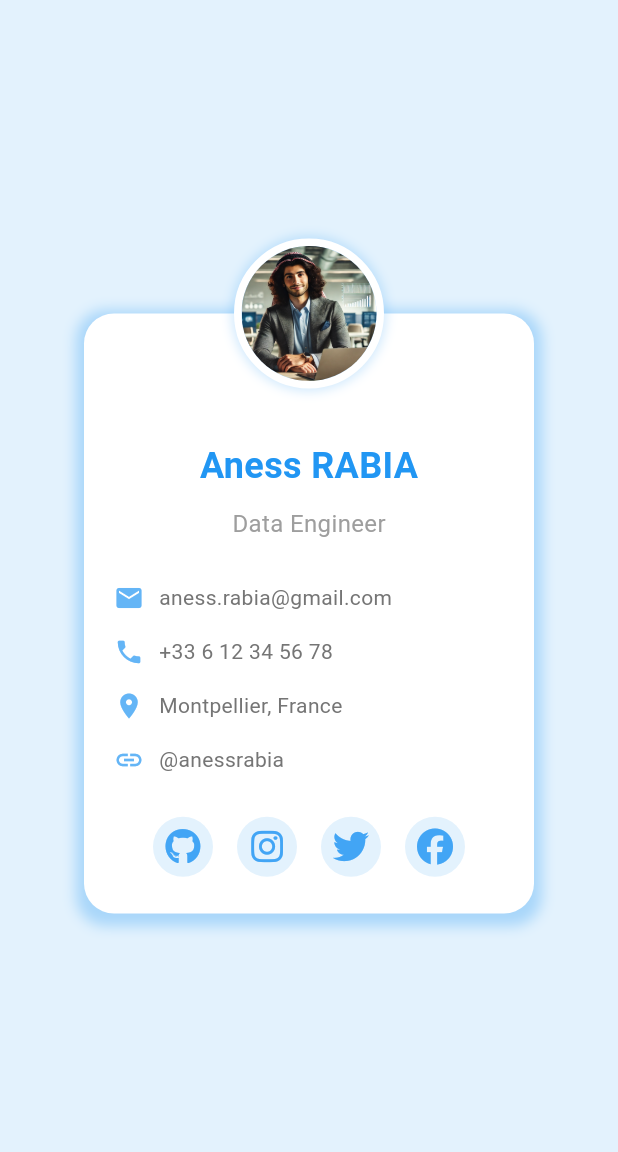
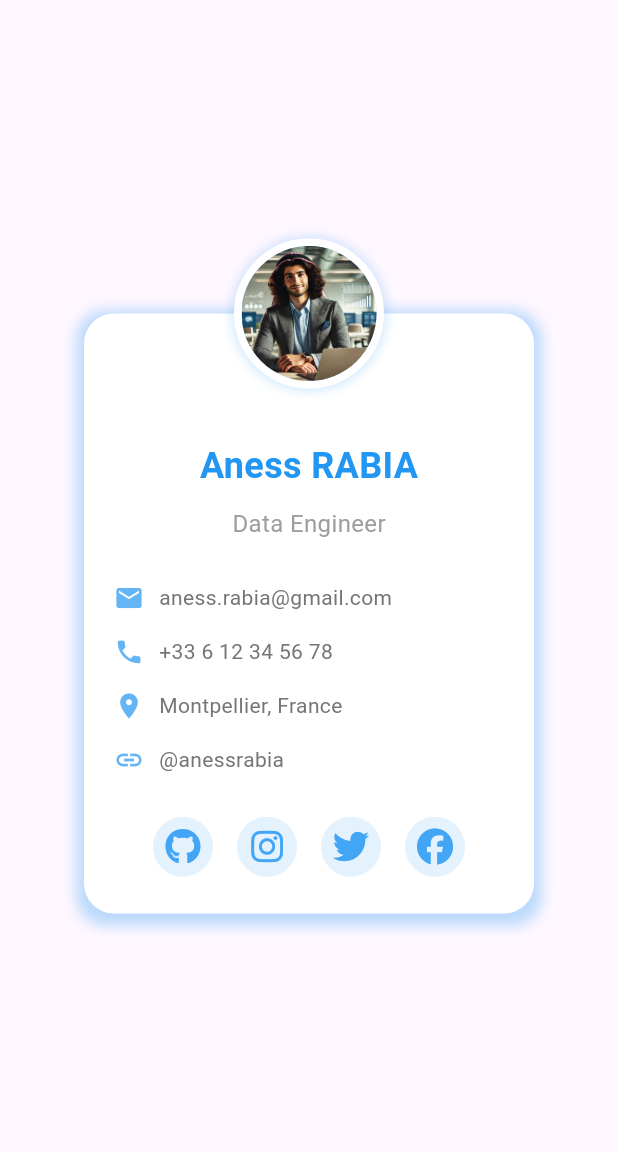
Before and after one commit to anessrb/TP1_Dart, a Flutter app: the screen it shows after launch, on a phone screen of 412 x 824 dp, the part 84-1236 px from its top. Run offline on Flutter 3.47's test engine with Material 3 defaults, Android fonts, the phone set to English and light mode, and no system bars; our stand-ins replace font_awesome_flutter.

```diff
--- a/profile/lib/main.dart
+++ b/profile/lib/main.dart
@@ -1,5 +1,6 @@
 import 'package:flutter/material.dart';
-import 'package:font_awesome_flutter/font_awesome_flutter.dart';
+import 'profile_page.dart'; // Import de la page de profil
+import 'quiz_page.dart'; // Import de la page du quiz
 
 void main() => runApp(const MyApp());
 
@@ -9,163 +10,17 @@ class MyApp extends StatelessWidget {
   @override
   Widget build(BuildContext context) {
     return MaterialApp(
-      title: 'Profile Card',
+      title: 'Flutter Demo',
       theme: ThemeData(
         primarySwatch: Colors.blue,
-        scaffoldBackgroundColor: Colors.blue[50],
       ),
-      home: const ProfileHomePage(),
+      home: const ProfileHomePage(), // Page par défaut
+      routes: {
+        '/profile': (context) =>
+            const ProfileHomePage(), // Route vers la page de profil
+        '/quiz': (context) =>
+            const QuizPage(title: 'Quiz Flutter'), // Route vers la page du quiz
+      },
     );
   }
 }
-
-class ProfileHomePage extends StatelessWidget {
-  const ProfileHomePage({Key? key}) : super(key: key);
-
-  @override
-  Widget build(BuildContext context) {
-    return Scaffold(
-      appBar: AppBar(
-        title: const Text("Profile Card"),
-        centerTitle: false,
-        backgroundColor: Colors.blue[700],
-      ),
-      body: Container(
-        alignment: Alignment.center,
-        padding: const EdgeInsets.all(20.0),
-        child: Stack(
-          alignment: Alignment.center,
-          children: [
-            _getCard(),
-            Positioned(
-              top: 0,
-              child: _getAvatar(),
-            ),
-          ],
-        ),
-      ),
-    );
-  }
-
-  Container _getCard() {
-    return Container(
-      width: 300,
-      height: 400,
-      margin: const EdgeInsets.only(top: 50),
-      decoration: BoxDecoration(
-        color: Colors.white,
-        borderRadius: BorderRadius.circular(20),
-        boxShadow: [
-          BoxShadow(
-            color: Colors.blue.withOpacity(0.3),
-            spreadRadius: 5,
-            blurRadius: 7,
-            offset: const Offset(0, 3),
-          ),
-        ],
-      ),
-      child: Column(
-        mainAxisAlignment: MainAxisAlignment.center,
-        children: [
-          const SizedBox(height: 60), // Espace pour l'avatar
-          const Text(
-            "Aness RABIA",
-            style: TextStyle(
-              fontSize: 24,
-              fontWeight: FontWeight.bold,
-              color: Colors.blue,
-            ),
-          ),
-          const SizedBox(height: 10),
-          const Text(
-            "Data Engineer",
-            style: TextStyle(
-              fontSize: 16,
-              color: Colors.grey,
-            ),
-          ),
-          const SizedBox(height: 20),
-          _buildInfoRow(Icons.email, "aness.rabia@gmail.com"),
-          _buildInfoRow(Icons.phone, "+33 6 12 34 56 78"),
-          _buildInfoRow(Icons.location_on, "Montpellier, France"),
-          _buildInfoRow(Icons.link, "@anessrabia"),
-          const SizedBox(height: 20),
-          Row(
-            mainAxisAlignment: MainAxisAlignment.center,
-            children: [
-              _buildSocialIcon(FontAwesomeIcons.github), // GitHub
-              _buildSocialIcon(FontAwesomeIcons.instagram), // Instagram
-              _buildSocialIcon(FontAwesomeIcons.twitter), // X
-              _buildSocialIcon(FontAwesomeIcons.facebook), // Facebook
-            ],
-          ),
-        ],
-      ),
-    );
-  }
-
-  Container _getAvatar() {
-    return Container(
-      width: 100,
-      height: 100,
-      decoration: BoxDecoration(
-        color: Colors.blue[100],
-        shape: BoxShape.circle,
-        border: Border.all(
-          color: Colors.white,
-          width: 5,
-        ),
-        boxShadow: [
-          BoxShadow(
-            color: Colors.blue.withOpacity(0.2),
-            spreadRadius: 2,
-            blurRadius: 5,
-          ),
-        ],
-      ),
-      child: ClipOval(
-        child: Image.asset(
-          'assets/aness.webp', // Image pour l'avatar
-          fit: BoxFit.cover,
-        ),
-      ),
-    );
-  }
-
-  Widget _buildInfoRow(IconData icon, String text) {
-    return Padding(
-      padding: const EdgeInsets.symmetric(horizontal: 20, vertical: 8),
-      child: Row(
-        children: [
-          Icon(icon, color: Colors.blue[300], size: 20),
-          const SizedBox(width: 10),
-          Text(
-            text,
-            style: TextStyle(
-              color: Colors.grey[600],
-              fontSize: 14,
-            ),
-          ),
-        ],
-      ),
-    );
-  }
-
-  Widget _buildSocialIcon(IconData icon) {
-    return Padding(
-      padding: const EdgeInsets.symmetric(horizontal: 8),
-      child: Container(
-        padding: const EdgeInsets.all(8),
-        decoration: BoxDecoration(
-          color: Colors.blue[50],
-          shape: BoxShape.circle,
-        ),
-        child: Icon(
-          icon,
-          color: Colors.blue[400],
-          size: 24,
-        ),
-      ),
-    );
-  }
-}
--- /dev/null
+++ b/profile/lib/profile_page.dart
@@ -0,0 +1,171 @@
+import 'package:flutter/material.dart';
+import 'package:font_awesome_flutter/font_awesome_flutter.dart';
+
+void main() => runApp(const MyApp());
+
+class MyApp extends StatelessWidget {
+  const MyApp({Key? key}) : super(key: key);
+
+  @override
+  Widget build(BuildContext context) {
+    return MaterialApp(
+      title: 'Profile Card',
+      theme: ThemeData(
+        primarySwatch: Colors.blue,
+        scaffoldBackgroundColor: Colors.blue[50],
+      ),
+      home: const ProfileHomePage(),
+    );
+  }
+}
+
+class ProfileHomePage extends StatelessWidget {
+  const ProfileHomePage({Key? key}) : super(key: key);
+
+  @override
+  Widget build(BuildContext context) {
+    return Scaffold(
+      appBar: AppBar(
+        title: const Text("Profile Card"),
+        centerTitle: false,
+        backgroundColor: Colors.blue[700],
+      ),
+      body: Container(
+        alignment: Alignment.center,
+        padding: const EdgeInsets.all(20.0),
+        child: Stack(
+          alignment: Alignment.center,
+          children: [
+            _getCard(),
+            Positioned(
+              top: 0,
+              child: _getAvatar(),
+            ),
+          ],
+        ),
+      ),
+    );
+  }
+
+  Container _getCard() {
+    return Container(
+      width: 300,
+      height: 400,
+      margin: const EdgeInsets.only(top: 50),
+      decoration: BoxDecoration(
+        color: Colors.white,
+        borderRadius: BorderRadius.circular(20),
+        boxShadow: [
+          BoxShadow(
+            color: Colors.blue.withOpacity(0.3),
+            spreadRadius: 5,
+            blurRadius: 7,
+            offset: const Offset(0, 3),
+          ),
+        ],
+      ),
+      child: Column(
+        mainAxisAlignment: MainAxisAlignment.center,
+        children: [
+          const SizedBox(height: 60), // Espace pour l'avatar
+          const Text(
+            "Aness RABIA",
+            style: TextStyle(
+              fontSize: 24,
+              fontWeight: FontWeight.bold,
+              color: Colors.blue,
+            ),
+          ),
+          const SizedBox(height: 10),
+          const Text(
+            "Data Engineer",
+            style: TextStyle(
+              fontSize: 16,
+              color: Colors.grey,
+            ),
+          ),
+          const SizedBox(height: 20),
+          _buildInfoRow(Icons.email, "aness.rabia@gmail.com"),
+          _buildInfoRow(Icons.phone, "+33 6 12 34 56 78"),
+          _buildInfoRow(Icons.location_on, "Montpellier, France"),
+          _buildInfoRow(Icons.link, "@anessrabia"),
+          const SizedBox(height: 20),
+          Row(
+            mainAxisAlignment: MainAxisAlignment.center,
+            children: [
+              _buildSocialIcon(FontAwesomeIcons.github), // GitHub
+              _buildSocialIcon(FontAwesomeIcons.instagram), // Instagram
+              _buildSocialIcon(FontAwesomeIcons.twitter), // X
+              _buildSocialIcon(FontAwesomeIcons.facebook), // Facebook
+            ],
+          ),
+        ],
+      ),
+    );
+  }
+
+  Container _getAvatar() {
+    return Container(
+      width: 100,
+      height: 100,
+      decoration: BoxDecoration(
+        color: Colors.blue[100],
+        shape: BoxShape.circle,
+        border: Border.all(
+          color: Colors.white,
+          width: 5,
+        ),
+        boxShadow: [
+          BoxShadow(
+            color: Colors.blue.withOpacity(0.2),
+            spreadRadius: 2,
+            blurRadius: 5,
+          ),
+        ],
+      ),
+      child: ClipOval(
+        child: Image.asset(
+          'assets/aness.webp', // Image pour l'avatar
+          fit: BoxFit.cover,
+        ),
+      ),
+    );
+  }
+
+  Widget _buildInfoRow(IconData icon, String text) {
+    return Padding(
+      padding: const EdgeInsets.symmetric(horizontal: 20, vertical: 8),
+      child: Row(
+        children: [
+          Icon(icon, color: Colors.blue[300], size: 20),
+          const SizedBox(width: 10),
+          Text(
+            text,
+            style: TextStyle(
+              color: Colors.grey[600],
+              fontSize: 14,
+            ),
+          ),
+        ],
+      ),
+    );
+  }
+
+  Widget _buildSocialIcon(IconData icon) {
+    return Padding(
+      padding: const EdgeInsets.symmetric(horizontal: 8),
+      child: Container(
+        padding: const EdgeInsets.all(8),
+        decoration: BoxDecoration(
+          color: Colors.blue[50],
+          shape: BoxShape.circle,
+        ),
+        child: Icon(
+          icon,
+          color: Colors.blue[400],
+          size: 24,
+        ),
+      ),
+    );
+  }
+}
--- a/profile/pubspec.yaml
+++ b/profile/pubspec.yaml
@@ -56,6 +56,11 @@ flutter:
   assets:
     - assets/maradona.jpg
     - assets/aness.webp
+    - assets/quiz1.jpg
+    - assets/quiz2.jpg
+    - assets/quiz3.jpg
+    - assets/quiz4.jpg
+    - assets/quiz5.jpg
 
 
 
```
Also changed, not shown: profile/lib/quiz_page.dart (added, +298 -0 lines), profile/assets/quiz1.jpg (added), profile/assets/quiz2.jpg (added), profile/assets/quiz3.jpg (added), profile/assets/quiz4.jpg (added), profile/assets/quiz5.jpg (added), 1 other file.
